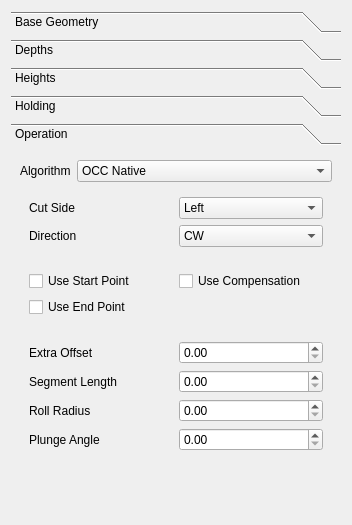
Before: the Qt Designer form src/Mod/Path/Gui/Resources/panels/ProfileEdit.ui in berndhahnebach/All_FreeCAD, drawn with Qt 5.
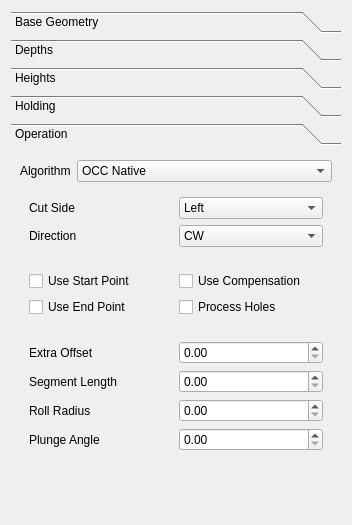
After: the same form once the commit is applied. The open tabs and pages were chosen to show the change. Icons and pictures are not drawn. Custom widgets are drawn as their Qt base class.

Commit message:
Patch from nahshon
http://forum.freecadweb.org/viewtopic.php?f=15&t=18148&sid=9dcb94b872e170a78e8940bd08880b92&start=10#p143439

```diff
--- a/src/Mod/Path/Gui/Resources/panels/ProfileEdit.ui
+++ b/src/Mod/Path/Gui/Resources/panels/ProfileEdit.ui
@@ -399,6 +399,13 @@
             </property>
            </widget>
           </item>
+          <item row="1" column="1">
+           <widget class="QCheckBox" name="processHoles">
+            <property name="text">
+             <string>Process Holes</string>
+            </property>
+           </widget>
+          </item>
          </layout>
         </widget>
        </item>
```
The commit also changes 1 other file.
